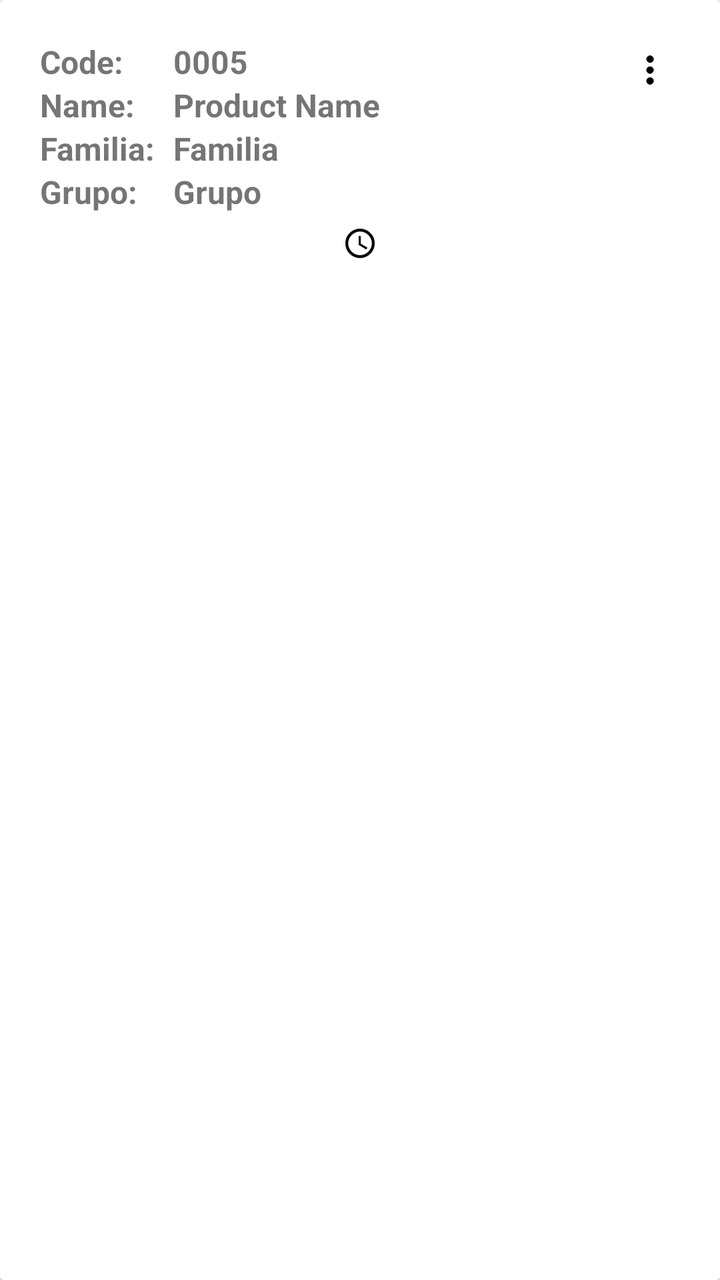
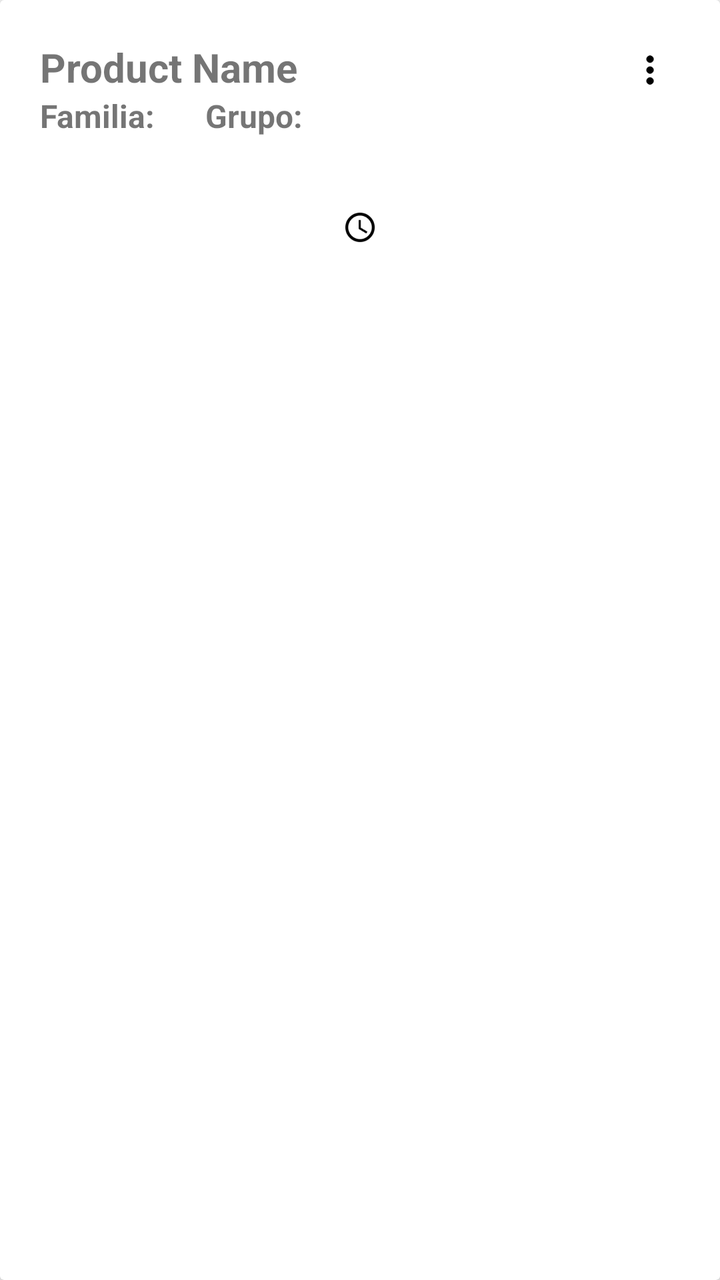

An Android layout rendered at two revisions. The XML below is the earlier revision; the diff shows what the commit changed to produce the second picture.
<!-- AndroidManifest.xml: application theme AppTheme -->
<!-- res/layout/product_row_edition.xml -->
<?xml version="1.0" encoding="utf-8"?>
<android.support.v7.widget.CardView xmlns:android="http://schemas.android.com/apk/res/android"
    android:layout_width="match_parent"
    android:layout_height="wrap_content"
    android:layout_margin="5dp">
    <LinearLayout
        android:layout_width="match_parent"
        android:layout_height="wrap_content"
        android:orientation="vertical"
        android:paddingLeft="20dp"
        android:paddingRight="20dp"
        android:paddingTop="20dp">

        <LinearLayout
            android:layout_width="match_parent"
            android:layout_height="wrap_content"
            android:orientation="horizontal">

            <LinearLayout
                android:layout_width="0dp"
                android:layout_height="wrap_content"
                android:orientation="vertical"
                android:layout_weight="1">

                <LinearLayout
                    android:layout_width="match_parent"
                    android:layout_height="wrap_content"
                    android:orientation="horizontal">
                    <TextView android:layout_width="0dp"
                        android:layout_height="wrap_content"
                        android:text="Code:"
                        android:textStyle="bold"
                        android:gravity="center_vertical"
                        android:textSize="16sp"
                        android:layout_weight="3"/>
                    <TextView android:id="@+id/tvCode"
                        android:layout_width="0dp"
                        android:layout_height="wrap_content"
                        android:text="0005"
                        android:textStyle="bold"
                        android:layout_weight="10"
                        android:gravity="center_vertical"
                        android:textSize="16sp"/>
                </LinearLayout>

                <LinearLayout
                    android:layout_width="match_parent"
                    android:layout_height="wrap_content"
                    android:orientation="horizontal">
                    <TextView android:layout_width="0dp"
                        android:layout_height="wrap_content"
                        android:text="Name:"
                        android:textStyle="bold"
                        android:gravity="center_vertical"
                        android:textSize="16sp"
                        android:layout_weight="3"/>
                    <TextView android:id="@+id/tvDescription"
                        android:layout_width="0dp"
                        android:layout_height="wrap_content"
                        android:text="Product Name"
                        android:textStyle="bold"
                        android:layout_weight="10"
                        android:gravity="center_vertical"
                        android:textSize="16sp"/>
                </LinearLayout>

                <LinearLayout
                    android:layout_width="match_parent"
                    android:layout_height="wrap_content"
                    android:orientation="horizontal">
                    <TextView android:layout_width="0dp"
                        android:layout_height="wrap_content"
                        android:text="Familia:"
                        android:textStyle="bold"
                        android:gravity="center_vertical"
                        android:textSize="16sp"
                        android:layout_weight="3"/>
                    <TextView android:id="@+id/tvFamily"
                        android:layout_width="0dp"
                        android:layout_height="wrap_content"
                        android:text="Familia"
                        android:textStyle="bold"
                        android:layout_weight="10"
                        android:gravity="center_vertical"
                        android:textSize="16sp"/>
                </LinearLayout>

                <LinearLayout
                    android:layout_width="match_parent"
                    android:layout_height="wrap_content"
                    android:orientation="horizontal">
                    <TextView android:layout_width="0dp"
                        android:layout_height="wrap_content"
                        android:text="Grupo:"
                        android:textStyle="bold"
                        android:gravity="center_vertical"
                        android:textSize="16sp"
                        android:layout_weight="3"/>
                    <TextView android:id="@+id/tvGroup"
                        android:layout_width="0dp"
                        android:layout_height="wrap_content"
                        android:text="Grupo"
                        android:textStyle="bold"
                        android:layout_weight="10"
                        android:gravity="center_vertical"
                        android:textSize="16sp"/>
                </LinearLayout>



            </LinearLayout>

            <ImageView android:id="@+id/imgMenu"
                android:layout_width="30dp"
                android:layout_height="30dp"
                android:src="@drawable/ic_more"
                android:background="?attr/selectableItemBackgroundBorderless"/>
        </LinearLayout>


        <ImageView android:id="@+id/imgTime"
            android:layout_width="30dp"
            android:layout_height="30dp"
            android:layout_gravity="center"
            android:src="@drawable/clock"/>


    </LinearLayout>

</android.support.v7.widget.CardView>
<!-- resources referenced by this layout -->
<resources>
  <!-- drawable clock: png bitmap (drawable, 3160 bytes) -->
  <!-- drawable ic_more: png bitmap (drawable, 1594 bytes) -->
  <style name="AppTheme" parent="Theme.AppCompat.Light.DarkActionBar">
          
          <item name="colorPrimary">@color/colorPrimary</item>
          <item name="colorPrimaryDark">@color/colorPrimaryDark</item>
          <item name="colorAccent">@color/colorAccent</item>
      </style>
  <color name="colorPrimary">#008577</color>
  <color name="colorPrimaryDark">#00574B</color>
  <color name="colorAccent">#D81B60</color>
</resources>

<!-- the commit's change to res/layout/product_row_edition.xml (unified diff, before → after) -->
@@ -25,7 +25,8 @@
                 <LinearLayout
                     android:layout_width="match_parent"
                     android:layout_height="wrap_content"
-                    android:orientation="horizontal">
+                    android:orientation="horizontal"
+                    android:visibility="gone">
                     <TextView android:layout_width="0dp"
                         android:layout_height="wrap_content"
                         android:text="Code:"
@@ -47,63 +48,68 @@
                     android:layout_width="match_parent"
                     android:layout_height="wrap_content"
                     android:orientation="horizontal">
-                    <TextView android:layout_width="0dp"
-                        android:layout_height="wrap_content"
-                        android:text="Name:"
-                        android:textStyle="bold"
-                        android:gravity="center_vertical"
-                        android:textSize="16sp"
-                        android:layout_weight="3"/>
                     <TextView android:id="@+id/tvDescription"
-                        android:layout_width="0dp"
+                        android:layout_width="match_parent"
                         android:layout_height="wrap_content"
                         android:text="Product Name"
                         android:textStyle="bold"
-                        android:layout_weight="10"
                         android:gravity="center_vertical"
-                        android:textSize="16sp"/>
+                        android:textSize="20sp"/>
                 </LinearLayout>
 
                 <LinearLayout
                     android:layout_width="match_parent"
                     android:layout_height="wrap_content"
                     android:orientation="horizontal">
-                    <TextView android:layout_width="0dp"
+
+                    <TextView android:layout_width="wrap_content"
                         android:layout_height="wrap_content"
                         android:text="Familia:"
                         android:textStyle="bold"
                         android:gravity="center_vertical"
                         android:textSize="16sp"
-                        android:layout_weight="3"/>
+                        android:paddingRight="5dp"/>
                     <TextView android:id="@+id/tvFamily"
-                        android:layout_width="0dp"
+                        android:layout_width="wrap_content"
                         android:layout_height="wrap_content"
-                        android:text="Familia"
+                        android:text=""
                         android:textStyle="bold"
-                        android:layout_weight="10"
+                        android:gravity="center_vertical"
+                        android:textSize="16sp"
+                        android:paddingRight="20dp"/>
+
+                    <TextView android:layout_width="wrap_content"
+                        android:layout_height="wrap_content"
+                        android:text="Grupo:"
+                        android:textStyle="bold"
+                        android:gravity="center_vertical"
+                        android:textSize="16sp"
+                        android:paddingRight="5dp"/>
+                    <TextView android:id="@+id/tvGroup"
+                        android:layout_width="wrap_content"
+                        android:layout_height="wrap_content"
+                        android:text=""
+                        android:textStyle="bold"
                         android:gravity="center_vertical"
                         android:textSize="16sp"/>
                 </LinearLayout>
 
                 <LinearLayout
-                    android:layout_width="match_parent"
-                    android:layout_height="wrap_content"
+                    android:layout_width="wrap_content"
+                    android:layout_height="match_parent"
                     android:orientation="horizontal">
-                    <TextView android:layout_width="0dp"
-                        android:layout_height="wrap_content"
-                        android:text="Grupo:"
+
+                    <ImageView android:id="@+id/imgStatus"
+                        android:layout_width="30dp"
+                        android:layout_height="30dp"/>
+
+
+                    <TextView android:id="@+id/tvStatus"
+                        android:layout_width="match_parent"
+                        android:layout_height="match_parent"
                         android:textStyle="bold"
-                        android:gravity="center_vertical"
-                        android:textSize="16sp"
-                        android:layout_weight="3"/>
-                    <TextView android:id="@+id/tvGroup"
-                        android:layout_width="0dp"
-                        android:layout_height="wrap_content"
-                        android:text="Grupo"
-                        android:textStyle="bold"
-                        android:layout_weight="10"
-                        android:gravity="center_vertical"
-                        android:textSize="16sp"/>
+                        android:paddingLeft="5dp"
+                        android:gravity="center_vertical"/>
                 </LinearLayout>
 
 
